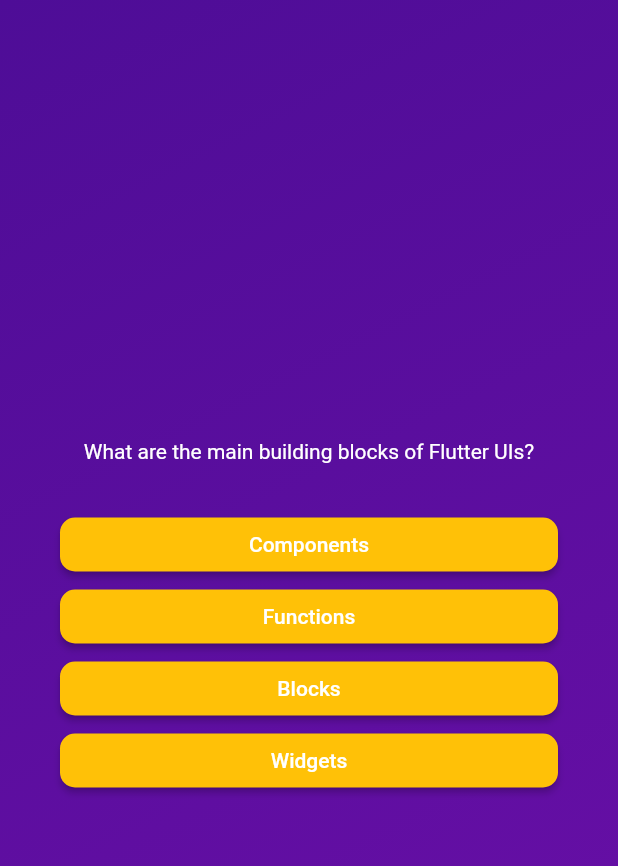
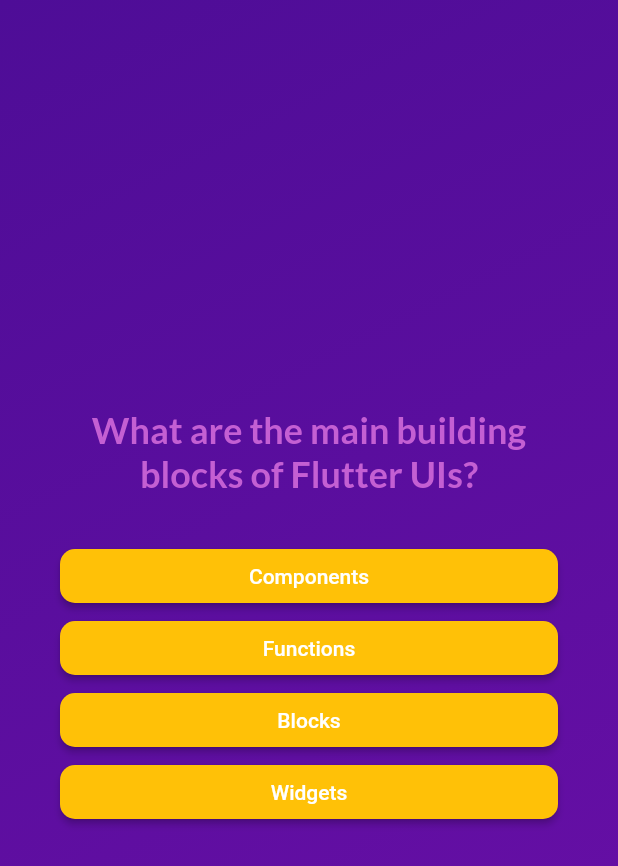
Before and after one commit to almakrami/QuizApp-Flutter, a Flutter app: the screen it shows after launch, after a tap on "Start Quiz", on a phone screen of 412 x 824 dp. Shown: the top 866 px of the screen. Run offline on Flutter 3.47's test engine with Material 2 defaults, Android fonts, the phone set to English and light mode, and no system bars; our stand-ins replace google_fonts.

Commit message:
adding fonts+new methods + tyling buttons+more more

```diff
--- a/lib/answerButton.dart
+++ b/lib/answerButton.dart
@@ -20,7 +20,7 @@ class AnswerButton extends StatelessWidget {
         foregroundColor: Colors.white,
         shape: RoundedRectangleBorder(borderRadius: BorderRadius.circular(10)),
       ),
-      child: Text(answerText),
+      child: Center(child: Text(answerText)),
     );
   }
 }
--- a/lib/questionScreen.dart
+++ b/lib/questionScreen.dart
@@ -1,9 +1,14 @@
 import 'package:flutter/material.dart';
 import 'package:quiz_app/answerButton.dart';
 import 'package:quiz_app/data/questions.dart';
+import 'package:google_fonts/google_fonts.dart';
 
 class QuestionScreen extends StatefulWidget {
-  const QuestionScreen({super.key});
+  const QuestionScreen({super.key,required this.onSelectAnswer});
+
+
+final void Function(String answer) onSelectAnswer;
+
 
   @override
   State<QuestionScreen> createState() {
@@ -12,9 +17,16 @@ class QuestionScreen extends StatefulWidget {
 }
 
 class _QuestionScreen extends State<QuestionScreen> {
+  var currentQuestionIndex = 0;
+  void answerQuestion() {
+    setState(() {
+      currentQuestionIndex++; // increamnt with 1
+    });
+  }
+
   @override
   build(context) {
-    final currentQuestion = questions[0];
+    final currentQuestion = questions[currentQuestionIndex];
     return SizedBox(
       width: double.infinity,
       child: Container(
@@ -26,11 +38,14 @@ class _QuestionScreen extends State<QuestionScreen> {
             Text(
               textAlign: TextAlign.center,
               currentQuestion.text,
-              style: const TextStyle(color: Colors.white),
+              style: GoogleFonts.lato(
+                  fontSize: 24,
+                  color:const Color.fromARGB(255, 196, 95, 211),
+                  fontWeight: FontWeight.bold),
             ),
             const SizedBox(height: 30),
             ...currentQuestion.getShuffledAnswers().map((answer) {
-              return AnswerButton(answerText: answer, onTap: () {});
+              return AnswerButton(answerText: answer, onTap: answerQuestion);
             }),
           ],
         ),
--- a/lib/quiz.dart
+++ b/lib/quiz.dart
@@ -1,5 +1,4 @@
 import 'package:flutter/material.dart';
-
 import 'package:quiz_app/start_screen.dart';
 import "package:quiz_app/questionScreen.dart";
 
@@ -13,6 +12,7 @@ class Quiz extends StatefulWidget {
 }
 
 class _QuizState extends State<Quiz> {
+  final List<String> selectedAnswer = [];
   var activeScreen = 'start-screen';
 
   void switchScreen() {
@@ -21,12 +21,16 @@ class _QuizState extends State<Quiz> {
     });
   }
 
+  void chooseAnswer(String answer){
+    selectedAnswer.add(answer);
+  }
+
   @override
   Widget build(context) {
     Widget screenWidget = StartScreen(switchScreen);
 
     if (activeScreen == 'questions-screen') {
-      screenWidget = const QuestionScreen();
+      screenWidget =  QuestionScreen(onSelectAnswer:chooseAnswer);
     }
 
     return MaterialApp(
--- a/lib/start_screen.dart
+++ b/lib/start_screen.dart
@@ -1,5 +1,5 @@
 import 'package:flutter/material.dart';
-
+import 'package:google_fonts/google_fonts.dart';
 class StartScreen extends StatelessWidget {
   const StartScreen(this.startQuiz,{super.key});
 
@@ -16,9 +16,9 @@ class StartScreen extends StatelessWidget {
             color: const Color.fromARGB(150, 255, 255, 255),
           ),
           const SizedBox(height: 80),
-          const Text(
+           Text(
             "Learn Flutter the fun way",
-            style: TextStyle(
+            style: GoogleFonts.lato(
               color: Colors.white,
               fontSize: 24,
             ),
--- a/pubspec.yaml
+++ b/pubspec.yaml
@@ -35,6 +35,7 @@ dependencies:
   # The following adds the Cupertino Icons font to your application.
   # Use with the CupertinoIcons class for iOS style icons.
   cupertino_icons: ^1.0.2
+  google_fonts: ^5.1.0
 
 dev_dependencies:
   flutter_test:
```
Also changed, not shown: pubspec.lock.
